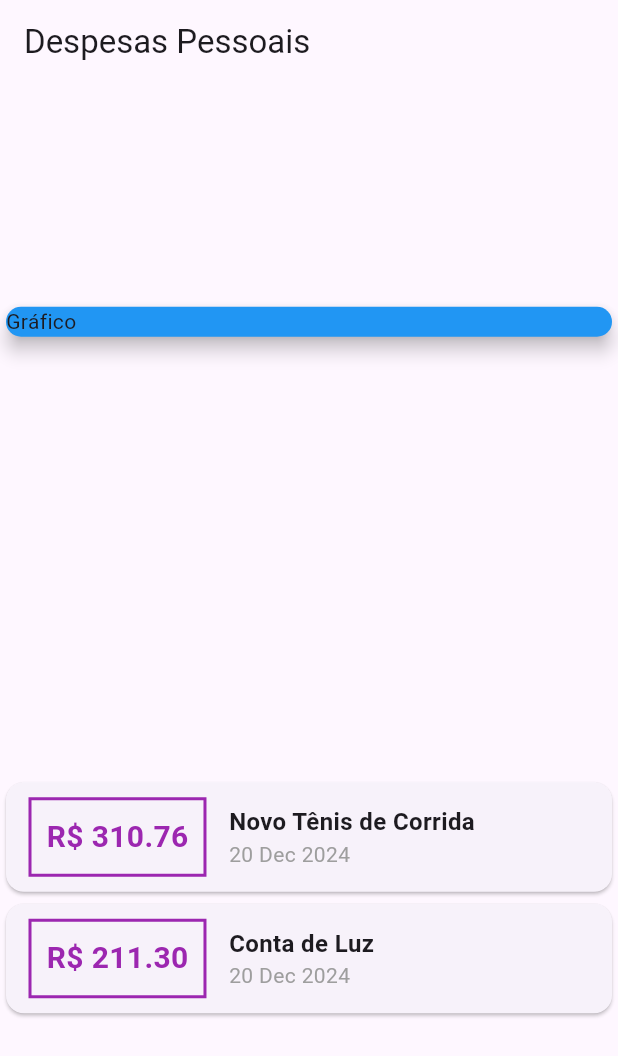
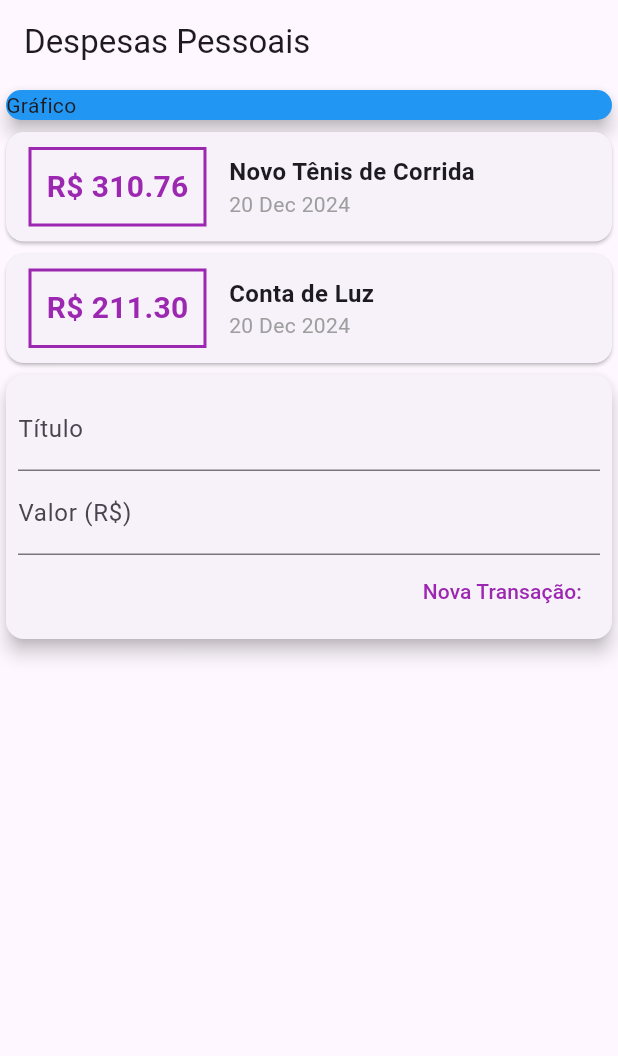
Before and after one commit to viniciusaraujo2405/projetoDespesas, a Flutter app: the screen it shows after launch, on a phone screen of 412 x 824 dp. Shown: the top 1056 px of the screen. Run offline on Flutter 3.47's test engine with Material 3 defaults, Android fonts, the phone set to English and light mode, and no system bars.

Commit message:
Criando campos de textos e criando um botão de nova transação

```diff
--- a/lib/main.dart
+++ b/lib/main.dart
@@ -37,7 +37,6 @@ class MyHomePage extends StatelessWidget {
         title:Text('Despesas Pessoais'),
         ),
       body: Column(
-        mainAxisAlignment: MainAxisAlignment.spaceAround,
         crossAxisAlignment: CrossAxisAlignment.stretch,
         children: <Widget>[
           Container(
@@ -96,8 +95,44 @@ class MyHomePage extends StatelessWidget {
               );
             }).toList(),
           ),
+        Card(
+          elevation: 5,
+          child: Padding(
+            padding: const EdgeInsets.all(8.0),
+            child:  Column(
+              children: <Widget>[
+                TextField(
+                  decoration: InputDecoration(
+                    labelText: 'Título'
+                    ),
+                ),
+                TextField(
+                  decoration: InputDecoration(
+                    labelText: 'Valor (R\$)',
+                    ),
+                ),
+                Row(
+                  mainAxisAlignment: MainAxisAlignment.end,
+                  children: [
+                    TextButton(
+                      child: Text('Nova Transação:'),
+                      style: TextButton.styleFrom(
+                        foregroundColor: Colors.purple,
+                      ),
+                      onPressed: (){},
+                    ),
+                  ],
+                )
+                    ],
 
-        ]
+
+              ),
+            ),
+          ),
+
+
+
+        ],
       ),
     );
   }
```
